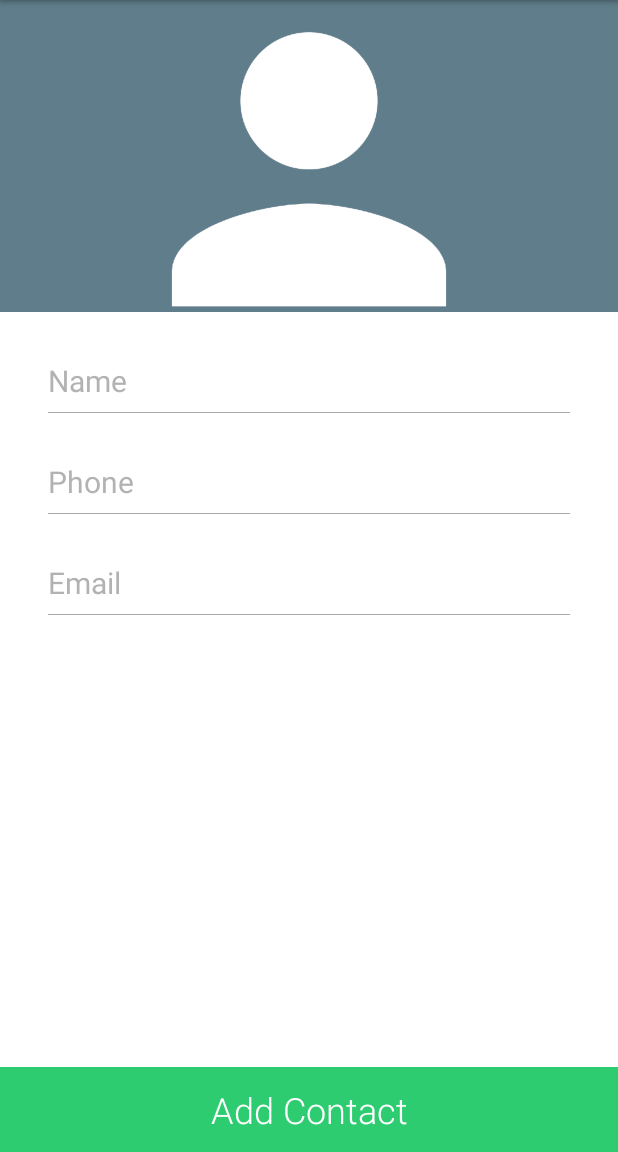
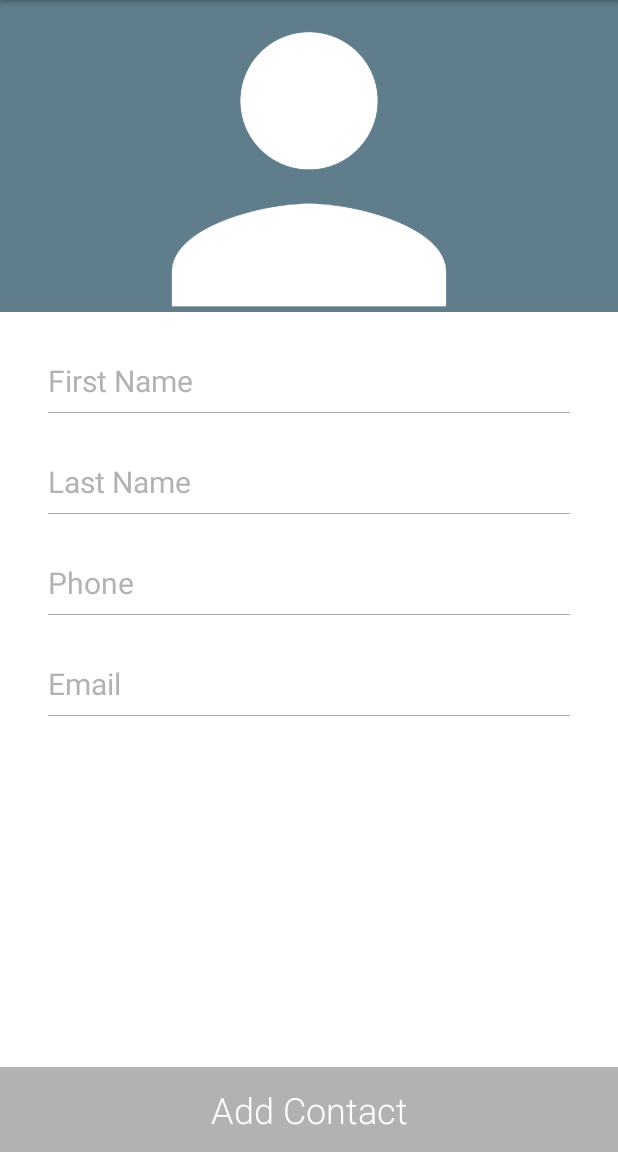
Before and after one commit to AndroidTestingWorkshop/ContactsApp, an Android app: the AddContactActivity screen opened directly, with no data from a screen before it, on a phone screen of 412 x 824 dp, the part 84-1236 px from its top. Run offline under Robolectric (Android 15) with nearby library versions, the phone set to English and light mode, and no system bars; libraries missing offline, so code that uses them is left out: retrofit2.adapter.rxjava, rx.android.schedulers, rx.schedulers; 2 statements that could not run were skipped.

Commit message:
Adding badly designed add contact screen

```diff
--- a/app/src/main/java/net/chiragaggarwal/contactsapp/AddContactActivity.java
+++ b/app/src/main/java/net/chiragaggarwal/contactsapp/AddContactActivity.java
@@ -1,12 +1,102 @@
 package net.chiragaggarwal.contactsapp;
 
+import android.content.DialogInterface;
 import android.os.Bundle;
+import android.support.v7.app.AlertDialog;
 import android.support.v7.app.AppCompatActivity;
+import android.view.View;
+import android.widget.EditText;
+import android.widget.TextView;
+
+import retrofit2.Retrofit;
+import retrofit2.adapter.rxjava.RxJavaCallAdapterFactory;
+import retrofit2.converter.gson.GsonConverterFactory;
+import rx.Subscriber;
+import rx.android.schedulers.AndroidSchedulers;
+import rx.schedulers.Schedulers;
 
 public class AddContactActivity extends AppCompatActivity {
+    private TextView buttonAddContact;
+    private EditText inputFirstName;
+    private EditText inputLastName;
+    private EditText inputEmail;
+    private EditText inputPhone;
+
     @Override
     protected void onCreate(Bundle savedInstanceState) {
         super.onCreate(savedInstanceState);
         setContentView(R.layout.activity_add_contact);
+        buttonAddContact = (TextView) findViewById(R.id.button_add_contact);
+        inputFirstName = (EditText) findViewById(R.id.input_first_name);
+        inputLastName = (EditText) findViewById(R.id.input_last_name);
+        inputEmail = (EditText) findViewById(R.id.input_email);
+        inputPhone = (EditText) findViewById(R.id.input_phone);
+        addContactDetailTextChangedListeners(buttonAddContact, inputFirstName, inputEmail, inputPhone, inputLastName);
+        Retrofit retrofit = new Retrofit.Builder()
+                .baseUrl(getString(R.string.base_url))
+                .addConverterFactory(GsonConverterFactory.create())
+                .addCallAdapterFactory(RxJavaCallAdapterFactory.create())
+                .build();
+        final ContactsNetworkService contactsNetworkService = retrofit.create(ContactsNetworkService.class);
+        buttonAddContact.setOnClickListener(new View.OnClickListener() {
+            @Override
+            public void onClick(View v) {
+                Contact contact = new Contact(contentof(inputFirstName), contentof(inputLastName), contentof(inputEmail), contentof(inputPhone));
+                contactsNetworkService.createContact(contact)
+                        .subscribeOn(Schedulers.io())
+                        .observeOn(AndroidSchedulers.mainThread())
+                        .subscribe(new Subscriber<Contact>() {
+                            @Override
+                            public void onCompleted() {
+
+                            }
+
+                            @Override
+                            public void onError(Throwable e) {
+                            }
+
+                            @Override
+                            public void onNext(Contact contact) {
+                                new AlertDialog.Builder(AddContactActivity.this)
+                                        .setMessage(R.string.contact_created)
+                                        .setPositiveButton(R.string.ok, new DialogInterface.OnClickListener() {
+                                            @Override
+                                            public void onClick(DialogInterface dialog, int which) {
+                                                finish();
+                                            }
+                                        }).create().show();
+                            }
+                        });
+            }
+        });
+    }
+
+    private void addContactDetailTextChangedListeners(final TextView... textViews) {
+        for (TextView textView : textViews) {
+            textView.addTextChangedListener(new ContactDetailTextChangeWatcher() {
+                @Override
+                public void onTextChanged(CharSequence s, int start, int before, int count) {
+                    toggleAddContactButtonState(buttonAddContact, inputFirstName, inputLastName, inputEmail, inputPhone);
+                }
+            });
+        }
+    }
+
+    private void toggleAddContactButtonState(TextView buttonAddContact, EditText inputFirstName, EditText inputLastName, EditText inputEmail, EditText inputPhone) {
+        boolean areRequiredFieldsPresent = isPresent(inputFirstName) && isPresent(inputLastName) && isPresent(inputEmail) && isPresent(inputPhone);
+        buttonAddContact.setBackgroundColor(areRequiredFieldsPresent ? getResources().getColor(R.color.add_contact_green) : getResources().getColor(R.color.light_gray));
+        buttonAddContact.setEnabled(areRequiredFieldsPresent);
+    }
+
+    private boolean isPresent(EditText input) {
+        return !isNotPresent(input);
+    }
+
+    private boolean isNotPresent(EditText input) {
+        return input.getText().toString().length() < 2;
+    }
+
+    private String contentof(TextView textView) {
+        return textView.getText().toString();
     }
 }
--- a/app/src/main/java/net/chiragaggarwal/contactsapp/Contact.java
+++ b/app/src/main/java/net/chiragaggarwal/contactsapp/Contact.java
@@ -20,14 +20,11 @@ public class Contact {
     @SerializedName("favorite")
     public boolean isFavorite;
 
-    public Contact(int id, String firstName, String lastName, String email, String phoneNumber, String profilePictureUrl, boolean isFavorite) {
-        this.id = id;
+    public Contact(String firstName, String lastName, String email, String phoneNumber) {
         this.firstName = firstName;
         this.lastName = lastName;
         this.email = email;
         this.phoneNumber = phoneNumber;
-        this.profilePictureUrl = profilePictureUrl;
-        this.isFavorite = isFavorite;
     }
 
     @Override
--- /dev/null
+++ b/app/src/main/java/net/chiragaggarwal/contactsapp/ContactDetailTextChangeWatcher.java
@@ -0,0 +1,19 @@
+package net.chiragaggarwal.contactsapp;
+
+import android.text.Editable;
+import android.text.TextWatcher;
+
+public abstract class ContactDetailTextChangeWatcher implements TextWatcher {
+    @Override
+    public void beforeTextChanged(CharSequence s, int start, int count, int after) {
+
+    }
+
+    @Override
+    public abstract void onTextChanged(CharSequence s, int start, int before, int count);
+
+    @Override
+    public void afterTextChanged(Editable s) {
+
+    }
+}
--- a/app/src/main/java/net/chiragaggarwal/contactsapp/ContactsActivity.java
+++ b/app/src/main/java/net/chiragaggarwal/contactsapp/ContactsActivity.java
@@ -45,7 +45,11 @@ public class ContactsActivity extends AppCompatActivity {
             }
         });
         listContacts.setAdapter(contactsAdapter);
+    }
 
+    @Override
+    protected void onResume() {
+        super.onResume();
         Retrofit retrofit = new Retrofit.Builder()
                 .baseUrl(getString(R.string.base_url))
                 .addConverterFactory(GsonConverterFactory.create())
--- a/app/src/main/java/net/chiragaggarwal/contactsapp/ContactsNetworkService.java
+++ b/app/src/main/java/net/chiragaggarwal/contactsapp/ContactsNetworkService.java
@@ -2,8 +2,10 @@ package net.chiragaggarwal.contactsapp;
 
 import java.util.List;
 
+import retrofit2.http.Body;
 import retrofit2.http.GET;
 import retrofit2.http.Headers;
+import retrofit2.http.POST;
 import retrofit2.http.Path;
 import rx.Observable;
 
@@ -15,4 +17,7 @@ public interface ContactsNetworkService {
     @GET("contacts/{contactId}")
     @Headers("Accept: application/json")
     Observable<Contact> getContact(@Path("contactId") int contactId);
+
+    @POST("contacts.json")
+    Observable<Contact> createContact(@Body Contact contact);
 }
--- a/app/src/main/res/layout/activity_add_contact.xml
+++ b/app/src/main/res/layout/activity_add_contact.xml
@@ -18,20 +18,36 @@
             android:adjustViewBounds="true"
             android:src="@drawable/add_contact" />
 
-        <TextView
+        <EditText
+            android:id="@+id/input_first_name"
             android:layout_width="match_parent"
             android:layout_height="wrap_content"
             android:layout_marginLeft="32dp"
             android:layout_marginRight="32dp"
             android:layout_marginTop="24dp"
             android:background="@drawable/border_bottom"
-            android:hint="@string/name"
+            android:hint="@string/first_name"
             android:paddingBottom="8dp"
             android:paddingTop="8dp"
             android:textColorHint="@color/light_gray"
             android:textSize="20sp" />
 
-        <TextView
+        <EditText
+            android:id="@+id/input_last_name"
+            android:layout_width="match_parent"
+            android:layout_height="wrap_content"
+            android:layout_marginLeft="32dp"
+            android:layout_marginRight="32dp"
+            android:layout_marginTop="24dp"
+            android:background="@drawable/border_bottom"
+            android:hint="@string/last_name"
+            android:paddingBottom="8dp"
+            android:paddingTop="8dp"
+            android:textColorHint="@color/light_gray"
+            android:textSize="20sp" />
+
+        <EditText
+            android:id="@+id/input_phone"
             android:layout_width="match_parent"
             android:layout_height="wrap_content"
             android:layout_marginLeft="32dp"
@@ -44,7 +60,8 @@
             android:textColorHint="@color/light_gray"
             android:textSize="20sp" />
 
-        <TextView
+        <EditText
+            android:id="@+id/input_email"
             android:layout_width="match_parent"
             android:layout_height="wrap_content"
             android:layout_marginLeft="32dp"
@@ -60,10 +77,12 @@
     </LinearLayout>
 
     <TextView
+        android:id="@+id/button_add_contact"
         android:layout_width="match_parent"
         android:layout_height="wrap_content"
         android:layout_alignParentBottom="true"
-        android:background="@color/add_contact_green"
+        android:background="@color/light_gray"
+        android:enabled="false"
         android:fontFamily="sans-serif-light"
         android:padding="12dp"
         android:text="@string/add_contact"
--- a/app/src/main/res/values/strings.xml
+++ b/app/src/main/res/values/strings.xml
@@ -1,8 +1,14 @@
 <resources>
     <string name="app_name">ContactsApp</string>
     <string name="base_url">http://gojek-contacts-app.herokuapp.com/</string>
-    <string name="name">Name</string>
+    <string name="first_name">First Name</string>
+    <string name="last_name">Last Name</string>
     <string name="email">Email</string>
     <string name="phone">Phone</string>
     <string name="add_contact">Add Contact</string>
+    <string name="error_no_name">Please enter name</string>
+    <string name="error_no_email">Please enter email</string>
+    <string name="error_no_phone">Please enter phone</string>
+    <string name="ok">OK</string>
+    <string name="contact_created">Contact Created</string>
 </resources>
```
